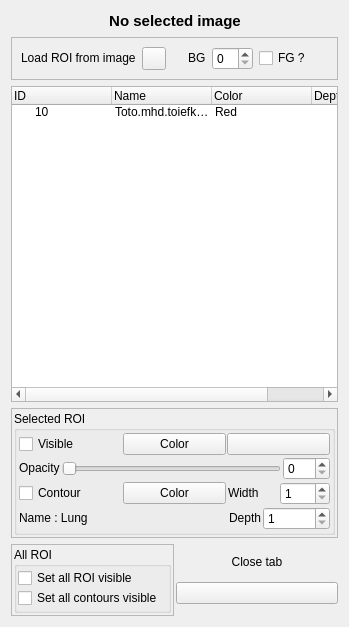
First picture: the form in vv/qt_ui/vvToolROIManager.ui, repository open-vv/vv, before the edit.
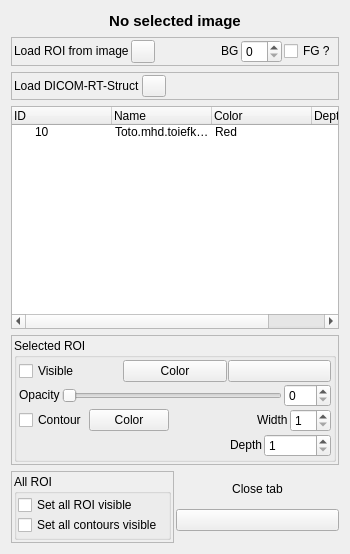
Second picture: the form after the edit. Icons and pictures are not drawn.

Diff of the .ui file:
```diff
--- a/vv/qt_ui/vvToolROIManager.ui
+++ b/vv/qt_ui/vvToolROIManager.ui
@@ -6,8 +6,8 @@
    <rect>
     <x>0</x>
     <y>0</y>
-    <width>349</width>
-    <height>627</height>
+    <width>350</width>
+    <height>554</height>
    </rect>
   </property>
   <property name="sizePolicy">
@@ -25,8 +25,8 @@
   <property name="windowTitle">
    <string>Form</string>
   </property>
-  <layout class="QGridLayout" name="gridLayout_4">
-   <item row="0" column="0">
+  <layout class="QVBoxLayout" name="verticalLayout_5">
+   <item>
     <layout class="QHBoxLayout" name="horizontalLayout_2">
      <item>
       <spacer name="horizontalSpacer">
@@ -76,7 +76,7 @@
      </item>
     </layout>
    </item>
-   <item row="1" column="0">
+   <item>
     <widget class="QFrame" name="frame_3">
      <property name="frameShape">
       <enum>QFrame::StyledPanel</enum>
@@ -84,9 +84,13 @@
      <property name="frameShadow">
       <enum>QFrame::Raised</enum>
      </property>
-     <layout class="QGridLayout" name="gridLayout_3">
-      <item row="0" column="0">
        <layout class="QHBoxLayout" name="horizontalLayout">
+      <property name="spacing">
+       <number>2</number>
+      </property>
+      <property name="margin">
+       <number>2</number>
+      </property>
         <item>
          <widget class="QLabel" name="vectorFieldNameLabel_4">
           <property name="sizePolicy">
@@ -165,8 +169,65 @@
           </property>
          </widget>
         </item>
+     </layout>
+    </widget>
+   </item>
         <item>
-         <spacer name="horizontalSpacer_2">
+    <widget class="QFrame" name="frame_4">
+     <property name="frameShape">
+      <enum>QFrame::StyledPanel</enum>
+     </property>
+     <property name="frameShadow">
+      <enum>QFrame::Raised</enum>
+     </property>
+     <layout class="QHBoxLayout" name="horizontalLayout_10">
+      <property name="spacing">
+       <number>2</number>
+      </property>
+      <property name="margin">
+       <number>2</number>
+      </property>
+      <item>
+       <widget class="QLabel" name="vectorFieldNameLabel_5">
+        <property name="sizePolicy">
+         <sizepolicy hsizetype="Preferred" vsizetype="Fixed">
+          <horstretch>0</horstretch>
+          <verstretch>0</verstretch>
+         </sizepolicy>
+        </property>
+        <property name="text">
+         <string>Load DICOM-RT-Struct</string>
+        </property>
+       </widget>
+      </item>
+      <item>
+       <widget class="QPushButton" name="mOpenDicomButton">
+        <property name="sizePolicy">
+         <sizepolicy hsizetype="Fixed" vsizetype="Fixed">
+          <horstretch>0</horstretch>
+          <verstretch>0</verstretch>
+         </sizepolicy>
+        </property>
+        <property name="maximumSize">
+         <size>
+          <width>24</width>
+          <height>24</height>
+         </size>
+        </property>
+        <property name="toolTip">
+         <string>Open label image</string>
+        </property>
+        <property name="text">
+         <string/>
+        </property>
+        <property name="icon">
+         <iconset resource="../vvIcons.qrc">
+          <normaloff>:/common/icons/fileopen.png</normaloff>:/common/icons/fileopen.png</iconset>
+        </property>
+       </widget>
+      </item>
+      <item>
+       <spacer name="horizontalSpacer_6">
           <property name="orientation">
            <enum>Qt::Horizontal</enum>
           </property>
@@ -179,11 +240,9 @@
          </spacer>
         </item>
        </layout>
-      </item>
-     </layout>
     </widget>
    </item>
-   <item row="2" column="0">
+   <item>
     <widget class="QTreeWidget" name="mTree">
      <property name="sizePolicy">
       <sizepolicy hsizetype="Expanding" vsizetype="Expanding">
@@ -253,7 +312,7 @@
      </item>
     </widget>
    </item>
-   <item row="3" column="0">
+   <item>
     <widget class="QFrame" name="frame">
      <property name="frameShape">
       <enum>QFrame::StyledPanel</enum>
@@ -398,6 +457,19 @@
              </property>
             </widget>
            </item>
+           <item>
+            <spacer name="horizontalSpacer_2">
+             <property name="orientation">
+              <enum>Qt::Horizontal</enum>
+             </property>
+             <property name="sizeHint" stdset="0">
+              <size>
+               <width>40</width>
+               <height>20</height>
+              </size>
+             </property>
+            </spacer>
+           </item>
            <item>
             <layout class="QHBoxLayout" name="horizontalLayout_6">
              <item>
@@ -441,7 +513,7 @@
               </sizepolicy>
              </property>
              <property name="text">
-              <string>Name : Lung</string>
+              <string>        </string>
              </property>
             </widget>
            </item>
@@ -489,7 +561,7 @@
      </layout>
     </widget>
    </item>
-   <item row="4" column="0">
+   <item>
     <layout class="QHBoxLayout" name="horizontalLayout_7">
      <property name="spacing">
       <number>2</number>
```
Left out of the diff: 31 changed lines with no effect on the pictures. Lines whose indentation alone changed are shown as unchanged.
